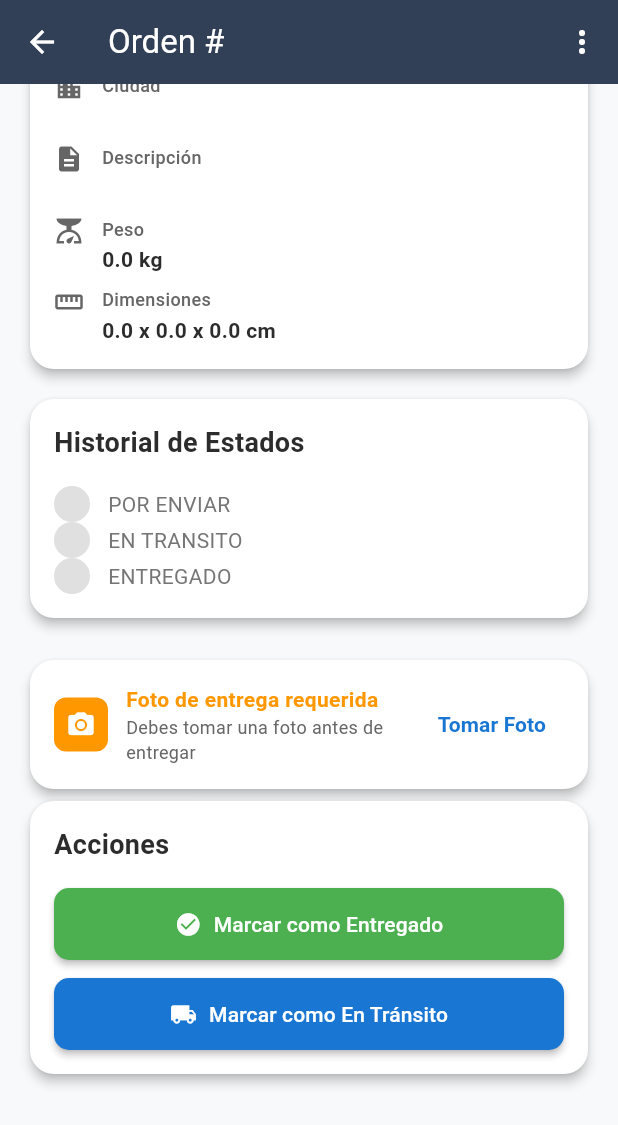
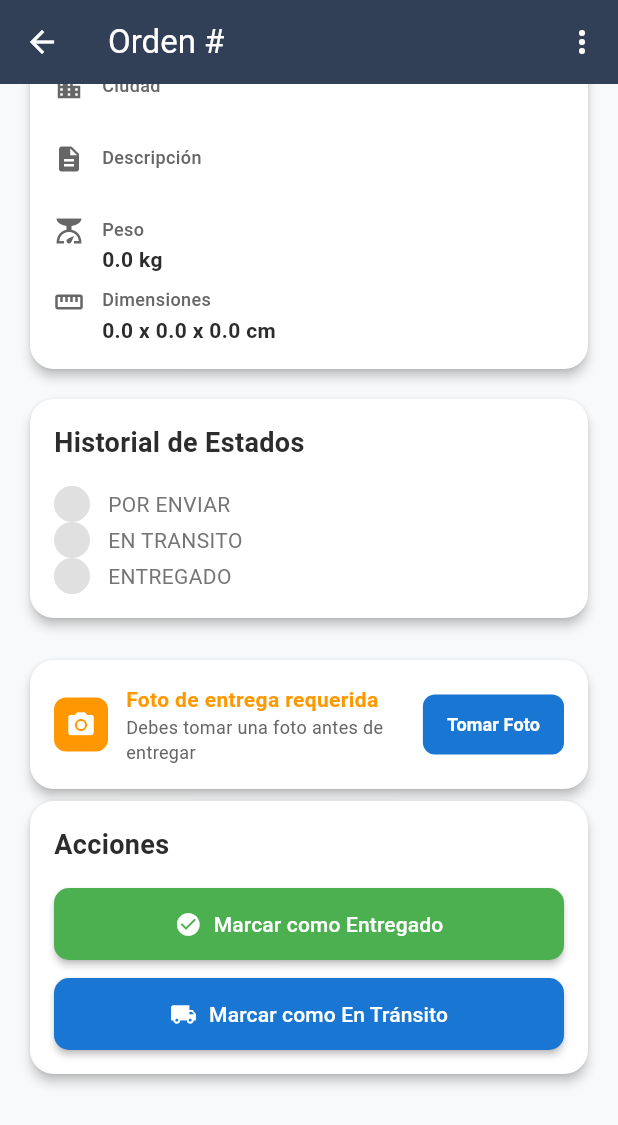
Before and after one commit to landerlopez1992-cyber/paqueteria-julio, a Flutter app: the DetalleOrdenScreen screen opened directly with empty values, scrolled down 576 dp, on a phone screen of 412 x 824 dp. Shown: the top 1125 px of the screen. Run offline on Flutter 3.47's test engine with Material 3 defaults, Android fonts, the phone set to English and light mode, and no system bars; our stand-ins replace image_picker, supabase_flutter; accounts and stored records are empty.

Commit message:
feat: Agregar previsualización de foto existente en app del repartidor
- Mostrar imagen de la foto ya tomada en la app del repartidor
- Agregar loading indicator y error handling para la imagen
- Permitir tomar nueva foto si ya existe una
- Mejorar UX mostrando la foto que se ve en el panel web

```diff
--- a/lib/screens/detalle_orden_screen.dart
+++ b/lib/screens/detalle_orden_screen.dart
@@ -422,7 +422,11 @@ class _DetalleOrdenScreenState extends State<DetalleOrdenScreen> {
       shape: RoundedRectangleBorder(borderRadius: BorderRadius.circular(16)),
       child: Padding(
         padding: const EdgeInsets.all(16),
-        child: Row(
+        child: Column(
+          crossAxisAlignment: CrossAxisAlignment.start,
+          children: [
+            // Header con icono y texto
+            Row(
               children: [
                 Container(
                   padding: const EdgeInsets.all(8),
@@ -462,14 +466,103 @@ class _DetalleOrdenScreenState extends State<DetalleOrdenScreen> {
                 if (!tieneFoto)
                   TextButton(
                     onPressed: _tomarFotoEntrega,
+                    style: TextButton.styleFrom(
+                      backgroundColor: const Color(0xFF1976D2),
+                      foregroundColor: Colors.white,
+                      padding: const EdgeInsets.symmetric(horizontal: 16, vertical: 8),
+                      shape: RoundedRectangleBorder(
+                        borderRadius: BorderRadius.circular(8),
+                      ),
+                    ),
                     child: const Text(
                       'Tomar Foto',
+                      style: TextStyle(fontSize: 12, fontWeight: FontWeight.w600),
+                    ),
+                  ),
+              ],
+            ),
+
+            // Previsualización de la foto si existe
+            if (tieneFoto) ...[
+              const SizedBox(height: 16),
+              Container(
+                width: double.infinity,
+                height: 200,
+                decoration: BoxDecoration(
+                  borderRadius: BorderRadius.circular(12),
+                  border: Border.all(color: const Color(0xFFE0E0E0)),
+                ),
+                child: ClipRRect(
+                  borderRadius: BorderRadius.circular(12),
+                  child: Image.network(
+                    _fotoEntregaUrl!,
+                    fit: BoxFit.cover,
+                    loadingBuilder: (context, child, loadingProgress) {
+                      if (loadingProgress == null) return child;
+                      return Container(
+                        color: const Color(0xFFF5F5F5),
+                        child: const Center(
+                          child: CircularProgressIndicator(
+                            color: Color(0xFF1976D2),
+                            strokeWidth: 2,
+                          ),
+                        ),
+                      );
+                    },
+                    errorBuilder: (context, error, stackTrace) {
+                      return Container(
+                        color: const Color(0xFFF5F5F5),
+                        child: const Center(
+                          child: Column(
+                            mainAxisAlignment: MainAxisAlignment.center,
+                            children: [
+                              Icon(
+                                Icons.error_outline,
+                                color: Color(0xFF666666),
+                                size: 32,
+                              ),
+                              SizedBox(height: 8),
+                              Text(
+                                'Error al cargar la imagen',
                                 style: TextStyle(
-                    color: Color(0xFF1976D2),
-                    fontWeight: FontWeight.w600,
+                                  color: Color(0xFF666666),
+                                  fontSize: 12,
+                                ),
+                              ),
+                            ],
+                          ),
+                        ),
+                      );
+                    },
                   ),
                 ),
               ),
+              const SizedBox(height: 12),
+              Row(
+                mainAxisAlignment: MainAxisAlignment.spaceBetween,
+                children: [
+                  Text(
+                    'Foto tomada exitosamente',
+                    style: TextStyle(
+                      fontSize: 12,
+                      color: const Color(0xFF4CAF50),
+                      fontWeight: FontWeight.w500,
+                    ),
+                  ),
+                  TextButton(
+                    onPressed: _tomarFotoEntrega,
+                    style: TextButton.styleFrom(
+                      foregroundColor: const Color(0xFF1976D2),
+                      padding: const EdgeInsets.symmetric(horizontal: 12, vertical: 4),
+                    ),
+                    child: const Text(
+                      'Tomar Nueva Foto',
+                      style: TextStyle(fontSize: 12),
+                    ),
+                  ),
+                ],
+              ),
+            ],
           ],
         ),
       ),
```
Lines whose indentation alone changed are shown as unchanged.
